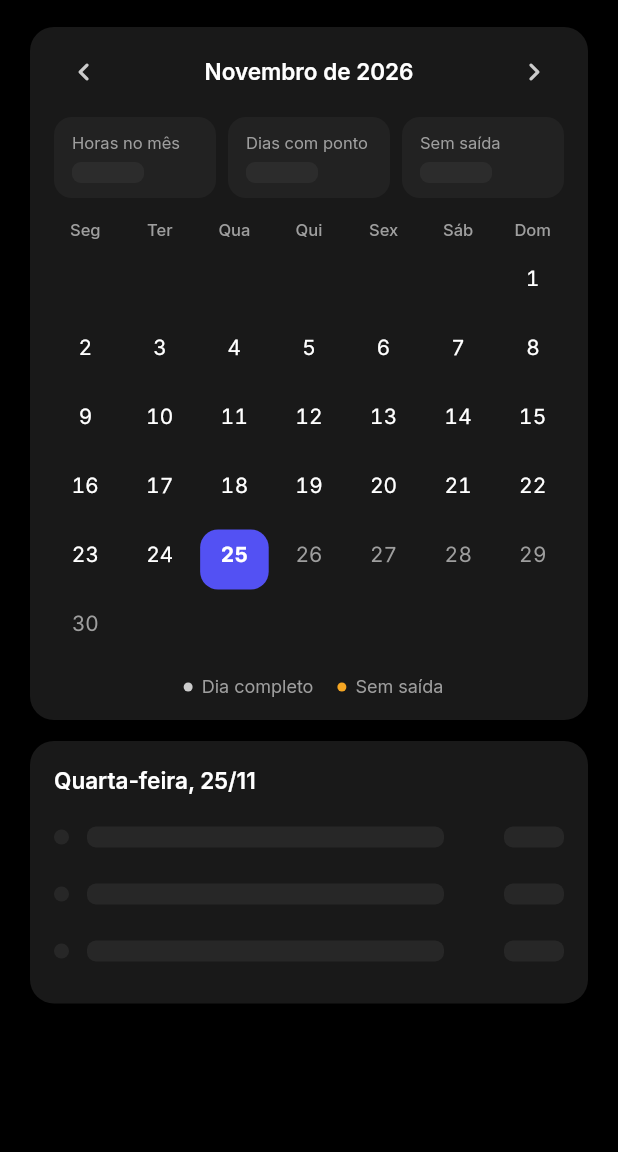
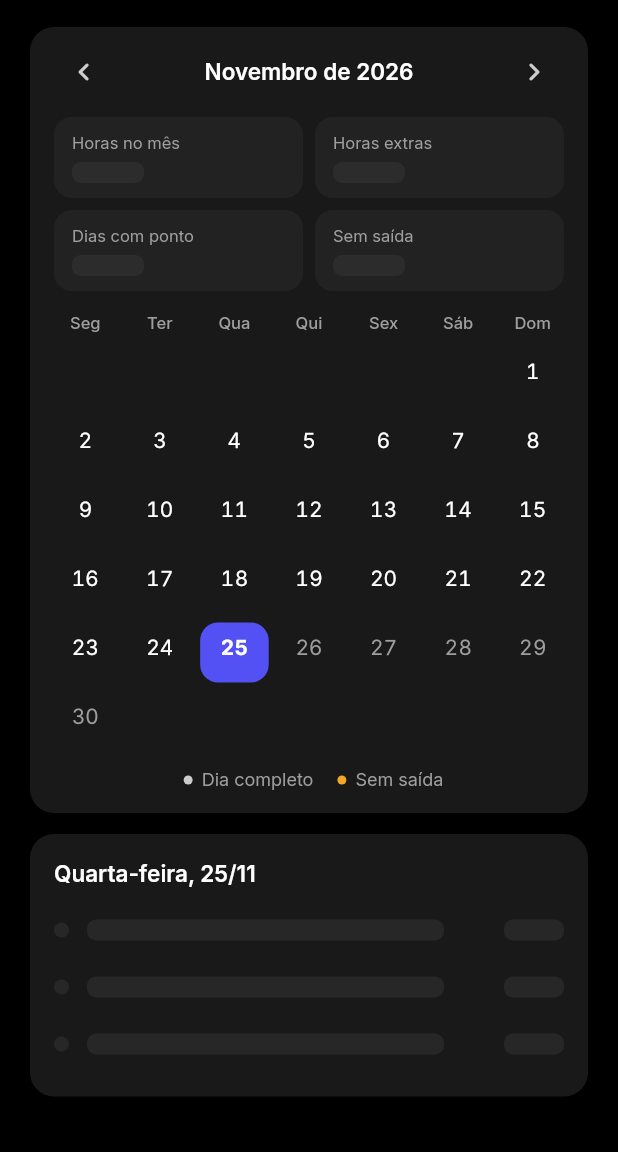
Before and after one commit to Andrei-spect/pontoclick-main, a Flutter app: the RecordsScreen screen opened directly, on a phone screen of 412 x 824 dp, the part 84-1236 px from its top. Run offline on Flutter 3.47's test engine with Material 3 defaults, Android fonts, the phone set to English and light mode, and no system bars; our stand-ins replace connectivity_plus, flutter_local_notifications, flutter_timezone, geolocator, google_fonts, image_picker and 4 more; accounts and stored records are empty.

Commit message:
Registros: quadro de horas extras do mês e extra do dia
- Resumo em duas linhas: Horas no mês | Horas extras; Dias com ponto | Sem saída
- Horas extras sempre recalculadas com o horário atual (mesma regra do PDF);
  a tela redesenha quando o horário muda e busca a versão mais recente
- Cartão do dia mostra "Total ... · extra +..." quando há hora extra
- PDF busca o horário atualizado antes de gerar

Co-Authored-By: Claude Opus 5.5 <noreply@anthropic.com>

```diff
--- a/lib/records.dart
+++ b/lib/records.dart
@@ -48,13 +48,20 @@ class _RecordsScreenState extends State<RecordsScreen> {
     // A aba fica montada desde o início (IndexedStack): só busca os dados quando
     // ela aparece, e busca de novo a cada vez que o usuário volta para ela.
     MainShell.tab.addListener(_onTabChanged);
+    ScheduleStore.schedule.addListener(_onScheduleChanged);
     if (MainShell.tab.value == 1) _loadMonth();
   }
 
   @override
   void dispose() {
     MainShell.tab.removeListener(_onTabChanged);
+    ScheduleStore.schedule.removeListener(_onScheduleChanged);
     super.dispose();
+  }
+
+  /// Horário mudou: as horas extras do mês são refeitas com a meta nova.
+  void _onScheduleChanged() {
+    if (mounted) setState(() {});
   }
 
   void _onTabChanged() {
@@ -71,6 +78,8 @@ class _RecordsScreenState extends State<RecordsScreen> {
   Future<void> _loadMonth() async {
     final token = ++_loadToken;
     final month = _focusedMonth;
+    // Pega o horário mais recente (pode ter mudado em outro aparelho); o listener redesenha.
+    ScheduleStore.load();
     setState(() {
       _loading = true;
       _error = null;
@@ -188,6 +197,9 @@ class _RecordsScreenState extends State<RecordsScreen> {
 
     setState(() => _exporting = true);
     try {
+      // As horas extras do PDF são recalculadas com o horário atual: busca a versão
+      // mais recente (pode ter sido alterada em outro aparelho). Sem internet, usa a cópia salva.
+      await ScheduleStore.load();
       final user = UserSession.current.value;
       final bytes = await buildMonthReportPdf(
         year: _focusedMonth.year,
@@ -226,6 +238,21 @@ class _RecordsScreenState extends State<RecordsScreen> {
     var total = Duration.zero;
     for (final list in _byDay.values) {
       if (_hasExit(list)) total += workedDuration(list);
+    }
+    return total;
+  }
+
+  /// Horas extras de um dia fechado (com saída), pela meta do horário atual.
+  Duration _overtimeOfDay(String key, List<TimeRecord> list) => _hasExit(list)
+      ? overtimeOf(workedDuration(list), goal: ScheduleStore.schedule.value.goalForWorkDate(key))
+      : Duration.zero;
+
+  /// Soma das horas extras do mês (mesma regra do PDF). Sempre recalculada com o
+  /// horário atual: mudar o horário refaz a soma.
+  Duration get _monthOvertime {
+    var total = Duration.zero;
+    for (final e in _byDay.entries) {
+      total += _overtimeOfDay(e.key, e.value);
     }
     return total;
   }
@@ -299,6 +326,7 @@ class _RecordsScreenState extends State<RecordsScreen> {
     final today = DateTime.now();
     final todayKey = workDateOf(today);
     final missing = _missingExitDays;
+    final overtime = _monthOvertime;
 
     return AppCard(
       padding: const EdgeInsets.fromLTRB(12, 6, 12, 14),
@@ -325,14 +353,25 @@ class _RecordsScreenState extends State<RecordsScreen> {
           const SizedBox(height: 6),
           Padding(
             padding: const EdgeInsets.symmetric(horizontal: 4),
-            child: Row(
+            child: Column(
+              children: [
+                Row(
                   children: [
                     _buildSummaryTile(context, 'Horas no mês', formatHours(_monthTotal), valueColor: context.accentPeach),
                     const SizedBox(width: 8),
+                    _buildSummaryTile(context, 'Horas extras', formatOvertime(overtime),
+                        valueColor: overtime > Duration.zero ? context.violetText : null),
+                  ],
+                ),
+                const SizedBox(height: 8),
+                Row(
+                  children: [
                     _buildSummaryTile(context, 'Dias com ponto', '${_byDay.length}'),
                     const SizedBox(width: 8),
                     _buildSummaryTile(context, 'Sem saída', '$missing',
                         valueColor: missing > 0 ? AppColors.statusOrange : null),
+                  ],
+                ),
               ],
             ),
           ),
@@ -455,9 +494,11 @@ class _RecordsScreenState extends State<RecordsScreen> {
     final missingExit = list.isNotEmpty && _isMissingExit(key, list);
     final dateText = '${_dias[_selectedDate.weekday - 1]}, ${two(_selectedDate.day)}/${two(_selectedDate.month)}';
 
+    final dayOvertime = _overtimeOfDay(key, list);
     String? totalText;
     if (hasExit) {
       totalText = 'Total ${formatHours(workedDuration(list))}';
+      if (dayOvertime > Duration.zero) totalText += ' · extra ${formatOvertime(dayOvertime)}';
     } else if (_isInProgress(key) && list.isNotEmpty) {
       totalText = 'Em andamento';
     }
```
Lines whose indentation alone changed are shown as unchanged.
